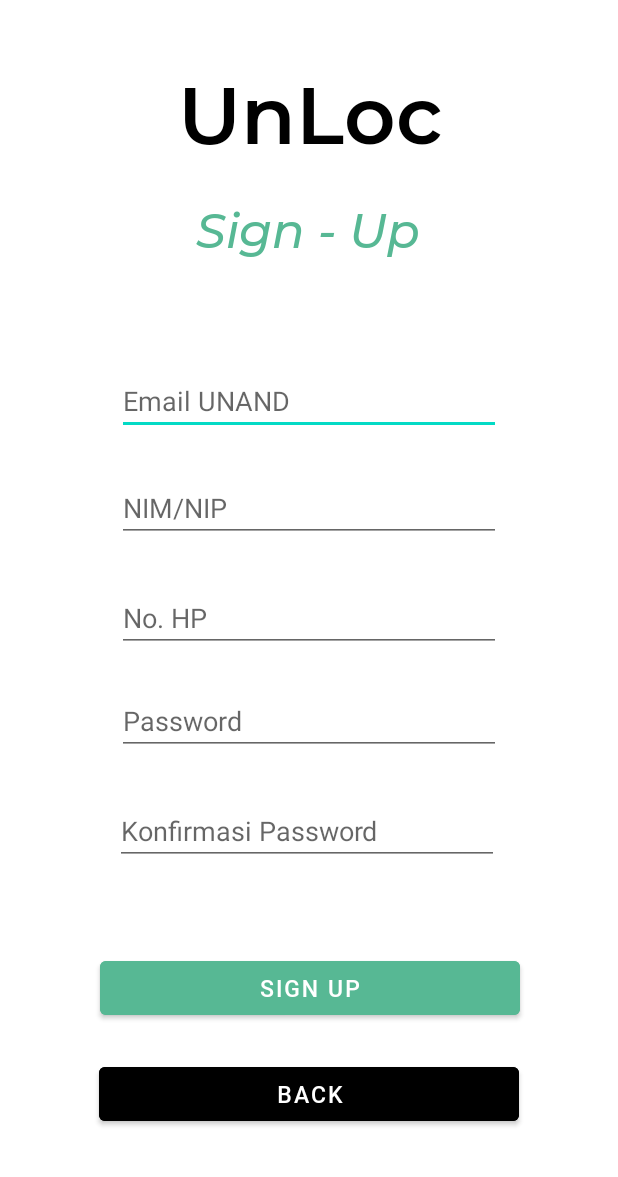
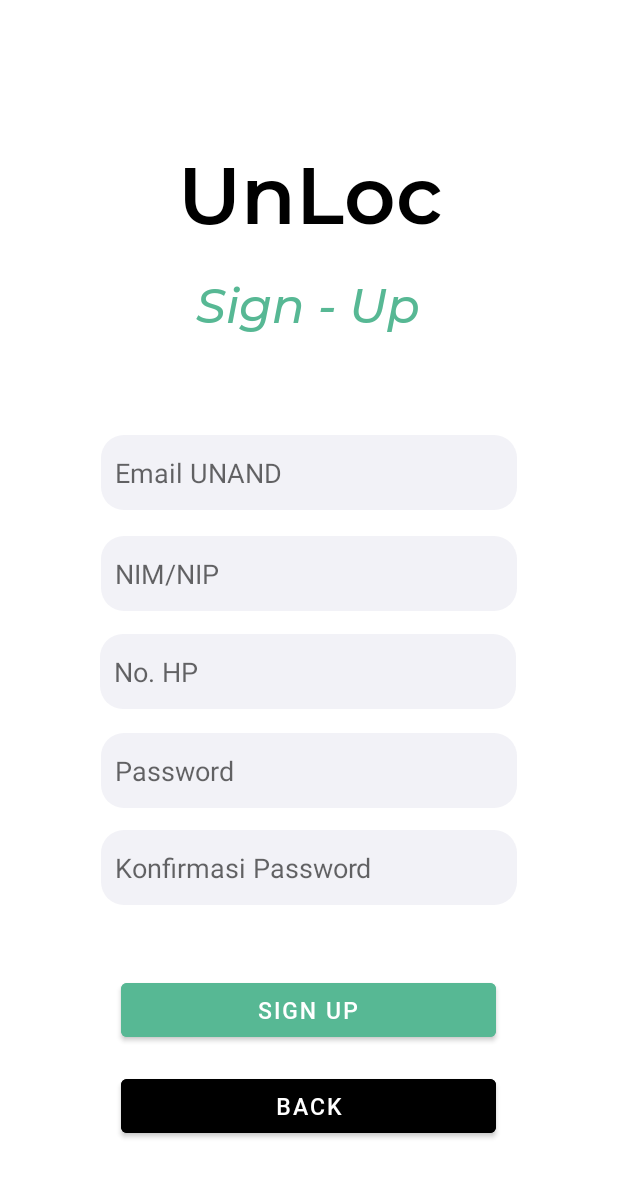
Before and after one commit to rafvyocta/UnLoc, an Android app: the layout signup.xml on its own in the app's theme, with its tools: preview values and no code run, on a phone screen of 412 x 824 dp. Shown: the top 1177 px of the screen. Run offline under Robolectric (Android 15) with nearby library versions, the phone set to English and light mode, and no system bars.

Commit message:
Second Code

```diff
--- /dev/null
+++ b/app/src/main/res/drawable/form.xml
@@ -0,0 +1,9 @@
+<?xml version="1.0" encoding="utf-8"?>
+<selector xmlns:android="http://schemas.android.com/apk/res/android">
+    <item>
+        <shape android:shape="rectangle">
+            <corners android:radius="15dp"/>
+            <solid android:color="#F2F2F7"/>
+        </shape>
+    </item>
+</selector>
--- a/app/src/main/res/layout/signup.xml
+++ b/app/src/main/res/layout/signup.xml
@@ -18,7 +18,7 @@
         app:layout_constraintEnd_toEndOf="parent"
         app:layout_constraintStart_toStartOf="parent"
         app:layout_constraintTop_toTopOf="parent"
-        app:layout_constraintVertical_bias="0.051" />
+        app:layout_constraintVertical_bias="0.122" />
 
     <TextView
         android:id="@+id/textView7"
@@ -34,93 +34,99 @@
         app:layout_constraintHorizontal_bias="0.497"
         app:layout_constraintStart_toStartOf="parent"
         app:layout_constraintTop_toTopOf="parent"
-        app:layout_constraintVertical_bias="0.17" />
+        app:layout_constraintVertical_bias="0.235" />
 
     <EditText
         android:id="@+id/editTextTextEmailAddress"
         android:layout_width="wrap_content"
-        android:layout_height="wrap_content"
-        android:ems="12"
-        android:hint="Email UNAND"
+        android:layout_height="50dp"
+        android:background="@drawable/form"
+        android:ems="13"
+        android:hint="  Email UNAND"
         android:inputType="textEmailAddress"
         app:layout_constraintBottom_toBottomOf="parent"
         app:layout_constraintEnd_toEndOf="parent"
         app:layout_constraintStart_toStartOf="parent"
         app:layout_constraintTop_toTopOf="parent"
-        app:layout_constraintVertical_bias="0.314" />
+        app:layout_constraintVertical_bias="0.375" />
 
     <EditText
         android:id="@+id/editTextNumber2"
         android:layout_width="wrap_content"
-        android:layout_height="wrap_content"
-        android:ems="12"
-        android:hint="NIM/NIP"
+        android:layout_height="50dp"
+        android:background="@drawable/form"
+        android:ems="13"
+        android:hint="  NIM/NIP"
         android:inputType="number"
         app:layout_constraintBottom_toBottomOf="parent"
         app:layout_constraintEnd_toEndOf="parent"
         app:layout_constraintStart_toStartOf="parent"
         app:layout_constraintTop_toTopOf="parent"
-        app:layout_constraintVertical_bias="0.406" />
+        app:layout_constraintVertical_bias="0.462" />
 
     <EditText
         android:id="@+id/editTextNumber3"
         android:layout_width="wrap_content"
-        android:layout_height="wrap_content"
-        android:ems="12"
-        android:hint="No. HP"
+        android:layout_height="50dp"
+        android:background="@drawable/form"
+        android:ems="13"
+        android:hint="  No. HP"
         android:inputType="number"
         app:layout_constraintBottom_toBottomOf="parent"
         app:layout_constraintEnd_toEndOf="parent"
+        app:layout_constraintHorizontal_bias="0.493"
         app:layout_constraintStart_toStartOf="parent"
-        app:layout_constraintTop_toTopOf="parent" />
+        app:layout_constraintTop_toTopOf="parent"
+        app:layout_constraintVertical_bias="0.546" />
 
     <EditText
         android:id="@+id/editTextTextPassword2"
         android:layout_width="wrap_content"
-        android:layout_height="wrap_content"
-        android:ems="12"
-        android:hint="Password"
+        android:layout_height="50dp"
+        android:background="@drawable/form"
+        android:ems="13"
+        android:hint="  Password"
         android:inputType="textPassword"
         app:layout_constraintBottom_toBottomOf="parent"
         app:layout_constraintEnd_toEndOf="parent"
         app:layout_constraintStart_toStartOf="parent"
         app:layout_constraintTop_toTopOf="parent"
-        app:layout_constraintVertical_bias="0.588" />
+        app:layout_constraintVertical_bias="0.631" />
 
     <EditText
         android:id="@+id/editTextTextPassword3"
         android:layout_width="wrap_content"
-        android:layout_height="wrap_content"
-        android:ems="12"
-        android:hint="Konfirmasi Password"
+        android:layout_height="50dp"
+        android:background="@drawable/form"
+        android:ems="13"
+        android:hint="  Konfirmasi Password"
         android:inputType="textPassword"
         app:layout_constraintBottom_toBottomOf="parent"
         app:layout_constraintEnd_toEndOf="parent"
-        app:layout_constraintHorizontal_bias="0.491"
         app:layout_constraintStart_toStartOf="parent"
         app:layout_constraintTop_toTopOf="parent"
-        app:layout_constraintVertical_bias="0.682" />
+        app:layout_constraintVertical_bias="0.715" />
 
     <Button
         android:id="@+id/button5"
-        android:layout_width="280dp"
+        android:layout_width="250dp"
         android:layout_height="48dp"
         android:backgroundTint="#57B894"
         android:fontFamily="@font/rm"
+        android:onClick="daftar"
         android:text="Sign Up"
-        android:onClick="daftar"
         android:textColor="#FFFFFF"
         android:textSize="15sp"
         app:layout_constraintBottom_toBottomOf="parent"
         app:layout_constraintEnd_toEndOf="parent"
-        app:layout_constraintHorizontal_bias="0.504"
+        app:layout_constraintHorizontal_bias="0.496"
         app:layout_constraintStart_toStartOf="parent"
         app:layout_constraintTop_toTopOf="parent"
-        app:layout_constraintVertical_bias="0.818" />
+        app:layout_constraintVertical_bias="0.837" />
 
     <Button
         android:id="@+id/button6"
-        android:layout_width="280dp"
+        android:layout_width="250dp"
         android:layout_height="48dp"
         android:backgroundTint="#000000"
         android:fontFamily="@font/rm"
@@ -130,8 +136,9 @@
         android:textSize="15sp"
         app:layout_constraintBottom_toBottomOf="parent"
         app:layout_constraintEnd_toEndOf="parent"
+        app:layout_constraintHorizontal_bias="0.496"
         app:layout_constraintStart_toStartOf="parent"
         app:layout_constraintTop_toTopOf="parent"
-        app:layout_constraintVertical_bias="0.909" />
+        app:layout_constraintVertical_bias="0.919" />
 
 </androidx.constraintlayout.widget.ConstraintLayout>
--- a/app/src/main/res/values-night/themes.xml
+++ b/app/src/main/res/values-night/themes.xml
@@ -1,6 +1,6 @@
 <resources xmlns:tools="http://schemas.android.com/tools">
     <!-- Base application theme. -->
-    <style name="Theme.TBPTB" parent="Theme.MaterialComponents.DayNight.DarkActionBar">
+    <style name="Theme.TBPTB" parent="Theme.MaterialComponents.DayNight.NoActionBar">
         <!-- Primary brand color. -->
         <item name="colorPrimary">@color/purple_200</item>
         <item name="colorPrimaryVariant">@color/purple_700</item>
--- a/app/src/main/res/values/themes.xml
+++ b/app/src/main/res/values/themes.xml
@@ -1,6 +1,6 @@
 <resources xmlns:tools="http://schemas.android.com/tools">
     <!-- Base application theme. -->
-    <style name="Theme.TBPTB" parent="Theme.MaterialComponents.DayNight.DarkActionBar">
+    <style name="Theme.TBPTB" parent="Theme.MaterialComponents.DayNight.NoActionBar">
         <!-- Primary brand color. -->
         <item name="colorPrimary">@color/purple_500</item>
         <item name="colorPrimaryVariant">@color/purple_700</item>
```
Also changed, not shown: app/src/main/res/drawable/input.xml (added, +9 -0 lines), app/src/main/res/layout/front.xml (+20 -18 lines), app/src/main/res/layout/login.xml (+19 -17 lines), app/src/main/res/drawable/maps.png (added).
